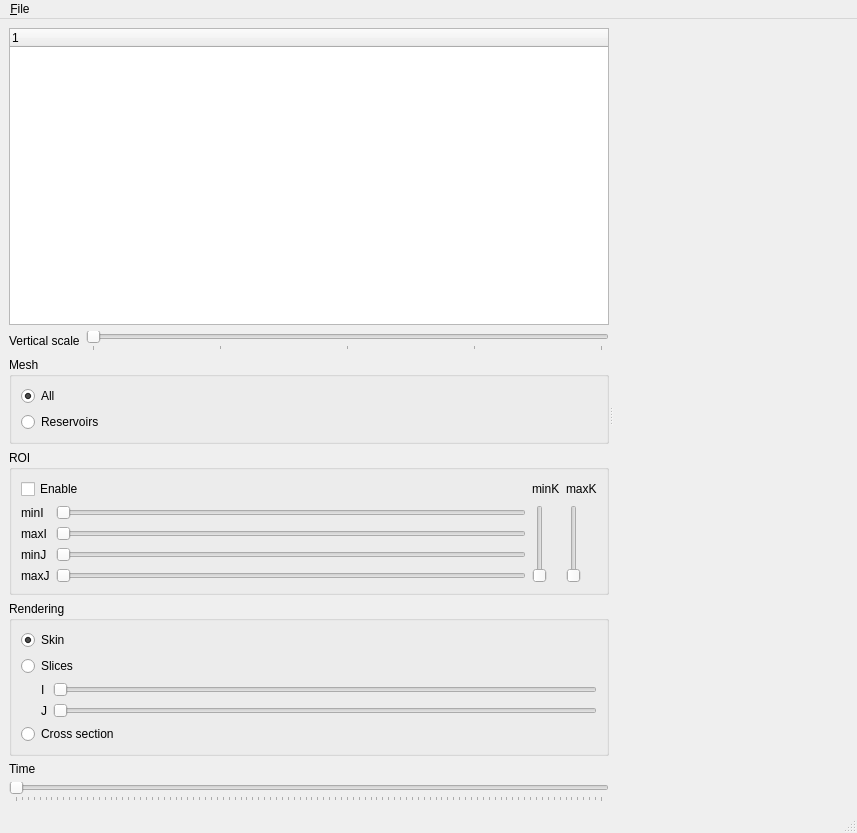
This is development/applications/4DPrototype/4DPrototype/MainWindow.ui in ArchanaKathiresanHub/Geosigns-Be-Basin-Modelling as Qt 5 draws it before an edit. The edited form follows.
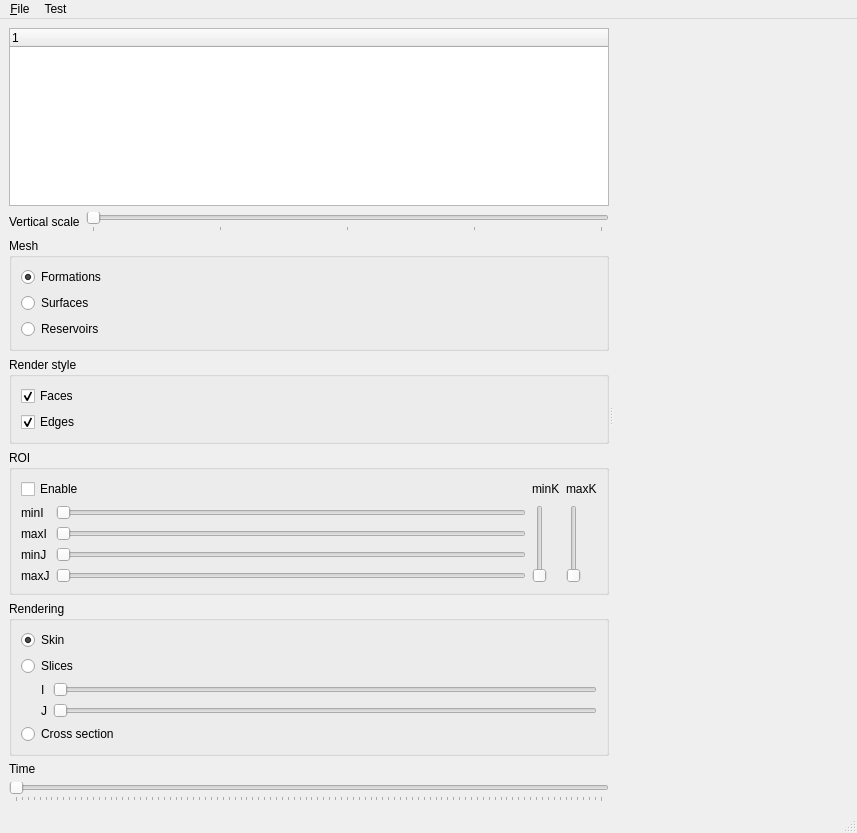
This is the edited form. Custom widgets are drawn as their Qt base class.

Commit message:
Changed memory layout, added checkboxes for face/edge rendering, added performance test
work-items: #25685
git-tfs-id: [https://sede-pt-ce2.visualstudio.com/DefaultCollection]$/Basin Modeling/IBS/Trunk;C42374

Patch:
```diff
--- a/development/applications/4DPrototype/4DPrototype/MainWindow.ui
+++ b/development/applications/4DPrototype/4DPrototype/MainWindow.ui
@@ -21,7 +21,7 @@
        <enum>Qt::Horizontal</enum>
       </property>
       <widget class="QWidget" name="layoutWidget">
-       <layout class="QVBoxLayout" name="verticalLayout_3">
+       <layout class="QVBoxLayout" name="verticalLayout_4">
         <item>
          <widget class="QTreeWidget" name="treeWidget">
           <property name="sizePolicy">
@@ -79,13 +79,20 @@
            <item>
             <widget class="QRadioButton" name="radioButtonAll">
              <property name="text">
-              <string>All</string>
+              <string>Formations</string>
              </property>
              <property name="checked">
               <bool>true</bool>
              </property>
             </widget>
            </item>
+           <item>
+            <widget class="QRadioButton" name="radioButtonSurfaces">
+             <property name="text">
+              <string>Surfaces</string>
+             </property>
+            </widget>
+           </item>
            <item>
             <widget class="QRadioButton" name="radioButtonReservoirs">
              <property name="text">
@@ -96,6 +103,35 @@
           </layout>
          </widget>
         </item>
+        <item>
+         <widget class="QGroupBox" name="groupBox_3">
+          <property name="title">
+           <string>Render style</string>
+          </property>
+          <layout class="QVBoxLayout" name="verticalLayout_3">
+           <item>
+            <widget class="QCheckBox" name="checkBoxDrawFaces">
+             <property name="text">
+              <string>Faces</string>
+             </property>
+             <property name="checked">
+              <bool>true</bool>
+             </property>
+            </widget>
+           </item>
+           <item>
+            <widget class="QCheckBox" name="checkBoxDrawEdges">
+             <property name="text">
+              <string>Edges</string>
+             </property>
+             <property name="checked">
+              <bool>true</bool>
+             </property>
+            </widget>
+           </item>
+          </layout>
+         </widget>
+        </item>
         <item>
          <widget class="QGroupBox" name="groupBoxROI">
           <property name="title">
@@ -335,7 +371,14 @@
     <addaction name="separator"/>
     <addaction name="action_Quit"/>
    </widget>
+   <widget class="QMenu" name="menuTest">
+    <property name="title">
+     <string>Test</string>
+    </property>
+    <addaction name="action_RenderAllSnapshots"/>
+   </widget>
    <addaction name="menu_File"/>
+   <addaction name="menuTest"/>
   </widget>
   <widget class="QStatusBar" name="statusbar"/>
   <action name="action_Open">
```
Left out of the diff: 7 changed lines with no effect on the pictures. The commit also changes 7 other files.
